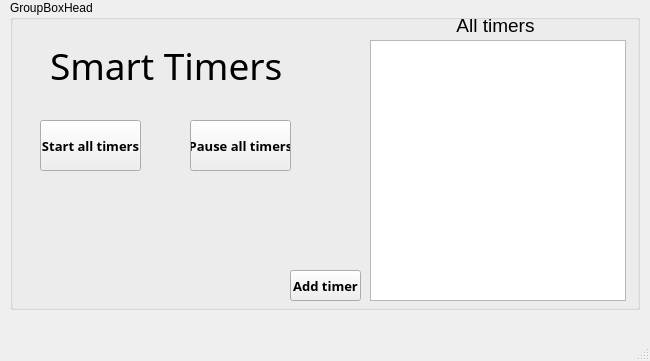
Old version of the form lab2/lab2-qt/mainwindow.ui in the repository Megarekrut65/OOP-labs.
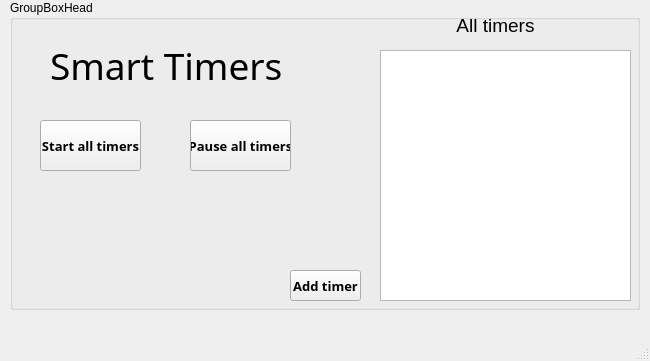
New version of the form.

Commit message: divided the addition and editing of the timer into two separate windows Added the ability to add timers to  List Viev

What changed in the file:
```diff
--- a/lab2/lab2-qt/mainwindow.ui
+++ b/lab2/lab2-qt/mainwindow.ui
@@ -62,16 +62,6 @@
     <property name="title">
      <string>GroupBoxHead</string>
     </property>
-    <widget class="QListWidget" name="listTimers">
-     <property name="geometry">
-      <rect>
-       <x>360</x>
-       <y>40</y>
-       <width>256</width>
-       <height>261</height>
-      </rect>
-     </property>
-    </widget>
     <widget class="QLabel" name="lblTitle">
      <property name="geometry">
       <rect>
@@ -175,6 +165,16 @@
       <string>Add timer</string>
      </property>
     </widget>
+    <widget class="QListView" name="listTimers">
+     <property name="geometry">
+      <rect>
+       <x>370</x>
+       <y>50</y>
+       <width>251</width>
+       <height>251</height>
+      </rect>
+     </property>
+    </widget>
    </widget>
   </widget>
   <widget class="QMenuBar" name="menubar">
```
The commit also changes 22 other files.
